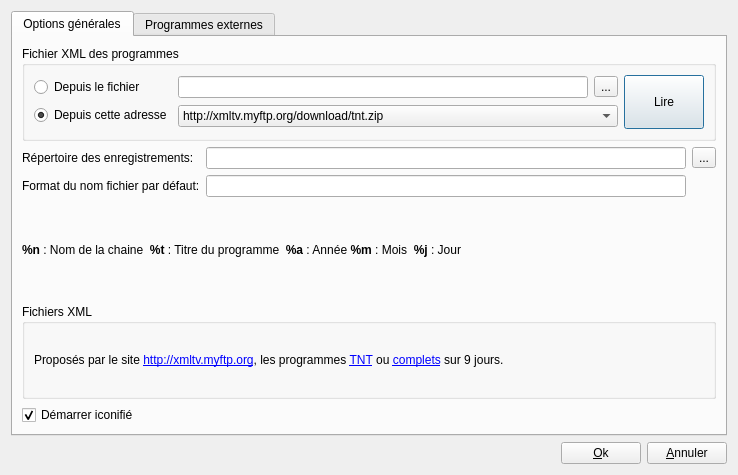
jlbrd/qmagneto, file ui/config.ui: the form before one commit.
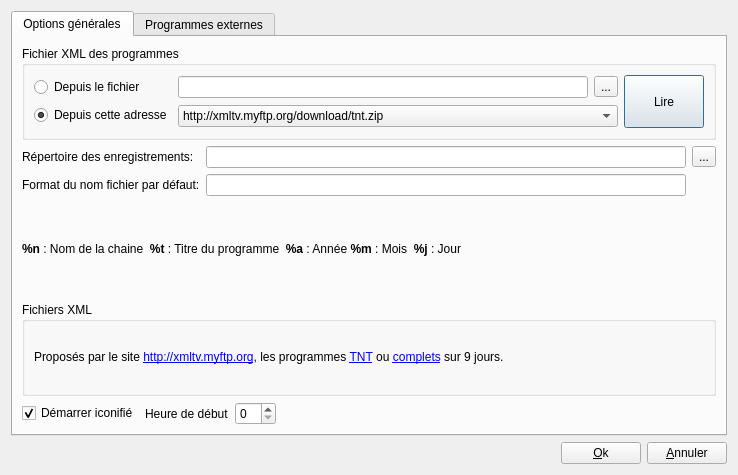
The form after the commit.

Commit message: - Dans le dialogue "Options", possibilite de changer l'heure de debut des programmes

What changed in the file:
```diff
--- a/ui/config.ui
+++ b/ui/config.ui
@@ -179,6 +179,20 @@
            </property>
           </widget>
          </item>
+         <item>
+          <widget class="QLabel" name="label" >
+           <property name="text" >
+            <string>Heure de début</string>
+           </property>
+          </widget>
+         </item>
+         <item>
+          <widget class="QSpinBox" name="heureDebut" >
+           <property name="maximum" >
+            <number>23</number>
+           </property>
+          </widget>
+         </item>
          <item>
           <spacer>
            <property name="orientation" >
```
The commit also changes 3 other files.
